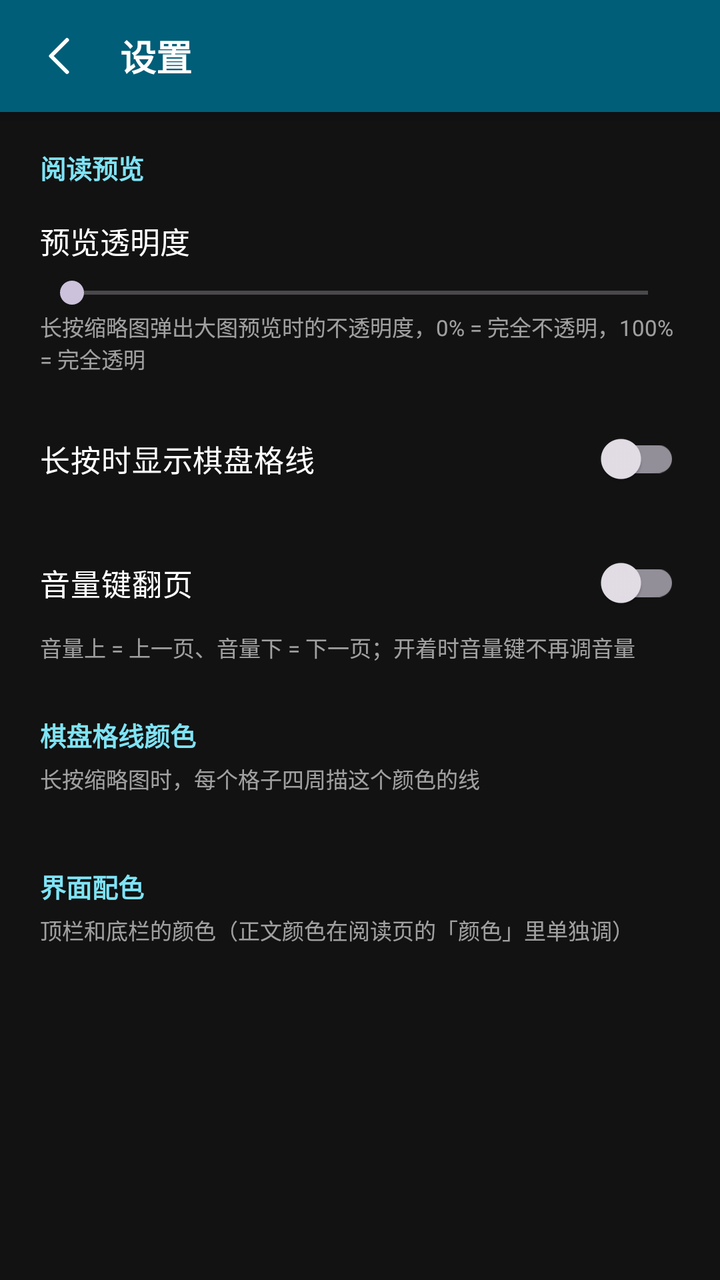
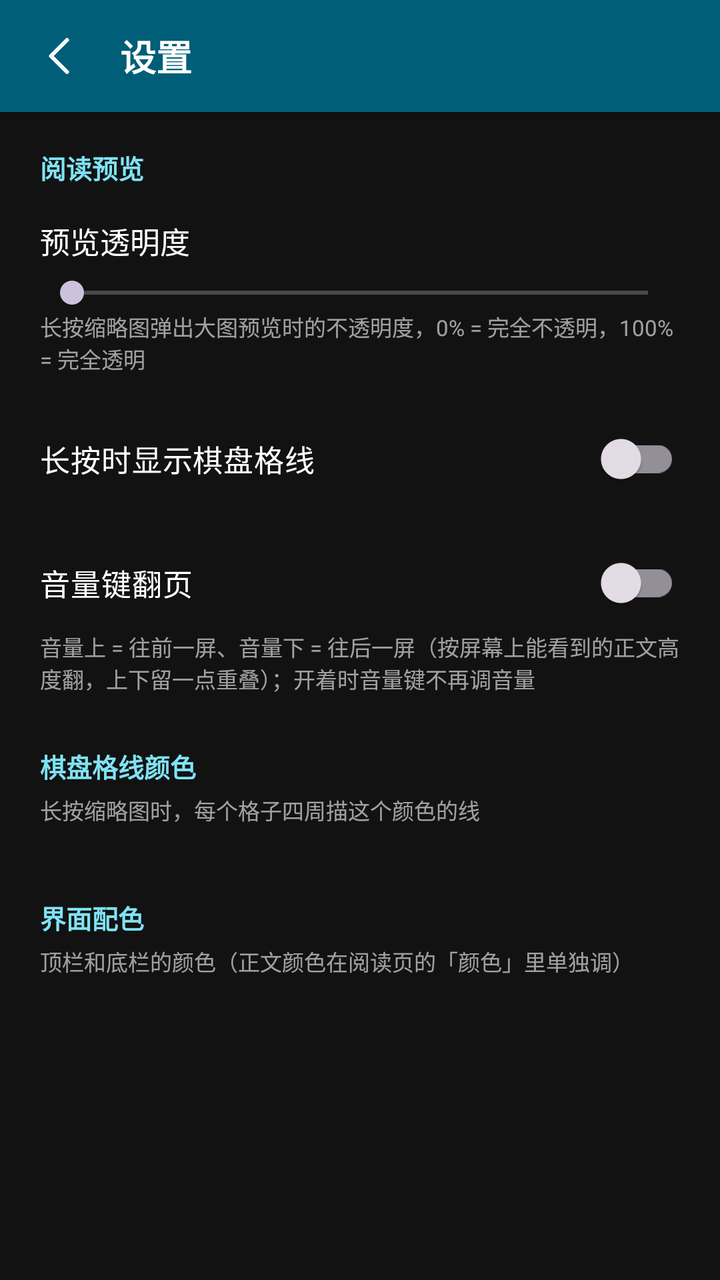

Screens rendered from an Android XML layout before and after an edit, with the pre-edit source and the edit as a unified diff.
<!-- AndroidManifest.xml: activity theme Theme.PageHop.Settings -->
<!-- res/layout/activity_settings.xml -->
<?xml version="1.0" encoding="utf-8"?>
<LinearLayout xmlns:android="http://schemas.android.com/apk/res/android"
    android:id="@+id/settingsRoot"
    android:layout_width="match_parent"
    android:layout_height="match_parent"
    android:background="@color/reader_bg"
    android:orientation="vertical">

    <LinearLayout
        android:id="@+id/header"
        android:layout_width="match_parent"
        android:layout_height="56dp"
        android:background="@color/reader_bar"
        android:elevation="6dp"
        android:gravity="center_vertical"
        android:orientation="horizontal"
        android:paddingStart="8dp"
        android:paddingEnd="16dp">

        <ImageButton
            android:id="@+id/btnBack"
            android:layout_width="44dp"
            android:layout_height="44dp"
            android:background="?attr/selectableItemBackgroundBorderless"
            android:contentDescription="@string/back"
            android:scaleType="center"
            android:src="@drawable/ic_back" />

        <TextView
            android:id="@+id/tvTitle"
            android:layout_width="wrap_content"
            android:layout_height="wrap_content"
            android:layout_marginStart="8dp"
            android:text="@string/settings"
            android:textColor="#FFFFFFFF"
            android:textSize="18sp"
            android:textStyle="bold" />
    </LinearLayout>

    <ScrollView
        android:layout_width="match_parent"
        android:layout_height="0dp"
        android:layout_weight="1"
        android:clipToPadding="false"
        android:scrollbars="none">

        <LinearLayout
            android:id="@+id/content"
            android:layout_width="match_parent"
            android:layout_height="wrap_content"
            android:orientation="vertical"
            android:paddingStart="20dp"
            android:paddingTop="18dp"
            android:paddingEnd="20dp"
            android:paddingBottom="40dp">

            <TextView
                android:layout_width="wrap_content"
                android:layout_height="wrap_content"
                android:text="阅读预览"
                android:textColor="#FF7FE3F5"
                android:textSize="13sp"
                android:textStyle="bold" />

            <TextView
                android:id="@+id/tvAlpha"
                android:layout_width="match_parent"
                android:layout_height="wrap_content"
                android:layout_marginTop="16dp"
                android:text="预览透明度"
                android:textColor="#FFFFFFFF"
                android:textSize="15sp" />

            <SeekBar
                android:id="@+id/sbAlpha"
                android:layout_width="match_parent"
                android:layout_height="wrap_content"
                android:layout_marginTop="6dp" />

            <TextView
                android:layout_width="match_parent"
                android:layout_height="wrap_content"
                android:text="长按缩略图弹出大图预览时的不透明度，0% = 完全不透明，100% = 完全透明"
                android:textColor="#99FFFFFF"
                android:textSize="11sp" />

            <androidx.appcompat.widget.SwitchCompat
                android:id="@+id/swGrid"
                android:layout_width="match_parent"
                android:layout_height="wrap_content"
                android:layout_marginTop="18dp"
                android:paddingTop="6dp"
                android:paddingBottom="6dp"
                android:text="长按时显示棋盘格线"
                android:textColor="#FFFFFFFF"
                android:textSize="15sp" />

            <androidx.appcompat.widget.SwitchCompat
                android:id="@+id/swVolume"
                android:layout_width="match_parent"
                android:layout_height="wrap_content"
                android:layout_marginTop="14dp"
                android:paddingTop="6dp"
                android:paddingBottom="6dp"
                android:text="音量键翻页"
                android:textColor="#FFFFFFFF"
                android:textSize="15sp" />

            <TextView
                android:layout_width="match_parent"
                android:layout_height="wrap_content"
                android:text="音量上 = 上一页、音量下 = 下一页；开着时音量键不再调音量"
                android:textColor="#99FFFFFF"
                android:textSize="11sp" />

            <TextView
                android:layout_width="wrap_content"
                android:layout_height="wrap_content"
                android:layout_marginTop="26dp"
                android:text="棋盘格线颜色"
                android:textColor="#FF7FE3F5"
                android:textSize="13sp"
                android:textStyle="bold" />

            <TextView
                android:layout_width="match_parent"
                android:layout_height="wrap_content"
                android:layout_marginTop="4dp"
                android:text="长按缩略图时，每个格子四周描这个颜色的线"
                android:textColor="#99FFFFFF"
                android:textSize="11sp" />

            <LinearLayout
                android:id="@+id/gridColorRow"
                android:layout_width="match_parent"
                android:layout_height="wrap_content"
                android:layout_marginTop="10dp"
                android:orientation="vertical" />

            <TextView
                android:layout_width="wrap_content"
                android:layout_height="wrap_content"
                android:layout_marginTop="26dp"
                android:text="界面配色"
                android:textColor="#FF7FE3F5"
                android:textSize="13sp"
                android:textStyle="bold" />

            <TextView
                android:layout_width="match_parent"
                android:layout_height="wrap_content"
                android:layout_marginTop="4dp"
                android:text="顶栏和底栏的颜色（正文颜色在阅读页的「颜色」里单独调）"
                android:textColor="#99FFFFFF"
                android:textSize="11sp" />

            <LinearLayout
                android:id="@+id/barColorRow"
                android:layout_width="match_parent"
                android:layout_height="wrap_content"
                android:layout_marginTop="10dp"
                android:orientation="vertical" />

            <TextView
                android:id="@+id/tvAbout"
                android:layout_width="match_parent"
                android:layout_height="wrap_content"
                android:layout_marginTop="36dp"
                android:gravity="center"
                android:textColor="#66FFFFFF"
                android:textSize="11sp" />
        </LinearLayout>
    </ScrollView>
</LinearLayout>
<!-- resources referenced by this layout -->
<resources>
  <color name="reader_bar">#FF005E78</color>
  <color name="reader_bg">#121212</color>
  <!-- drawable ic_back (drawable) -->
  <?xml version="1.0" encoding="utf-8"?>
  <vector xmlns:android="http://schemas.android.com/apk/res/android"
      android:width="24dp"
      android:height="24dp"
      android:viewportWidth="24"
      android:viewportHeight="24">
      <path
          android:fillColor="#00000000"
          android:pathData="M15.5,4 L7.5,12 L15.5,20"
          android:strokeColor="#FFFFFFFF"
          android:strokeLineCap="round"
          android:strokeLineJoin="round"
          android:strokeWidth="2" />
  </vector>
  <string name="back">返回</string>
  <string name="settings">设置</string>
  <style name="Theme.PageHop.Settings" parent="Theme.Material3.Dark.NoActionBar">
          <item name="android:windowBackground">@color/reader_bg</item>
          <item name="colorPrimary">@color/brand</item>
          <item name="colorOnPrimary">@color/brand_on</item>
      </style>
  <color name="brand">#44685F</color>
  <color name="brand_on">#FFFFFF</color>
</resources>

<!-- the commit's change to res/layout/activity_settings.xml (unified diff, before → after) -->
@@ -109,7 +109,7 @@
             <TextView
                 android:layout_width="match_parent"
                 android:layout_height="wrap_content"
-                android:text="音量上 = 上一页、音量下 = 下一页；开着时音量键不再调音量"
+                android:text="音量上 = 往前一屏、音量下 = 往后一屏（按屏幕上能看到的正文高度翻，上下留一点重叠）；开着时音量键不再调音量"
                 android:textColor="#99FFFFFF"
                 android:textSize="11sp" />
 
